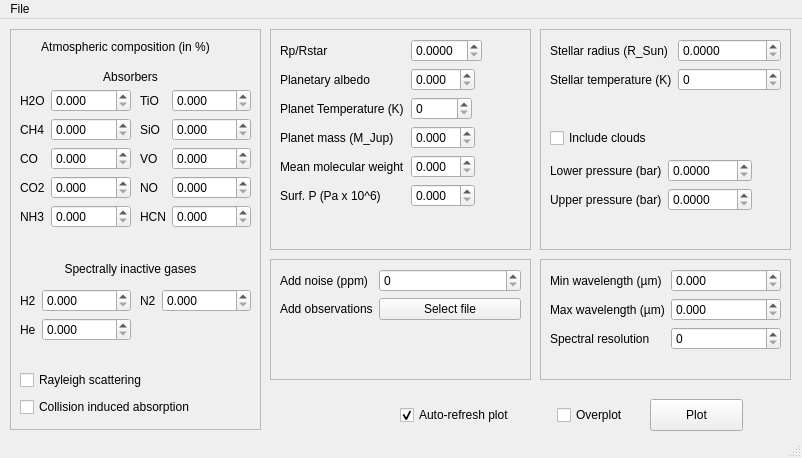
Before: the Qt Designer form gui.ui in ucl-exoplanets/TauREx_public, drawn with Qt 5.
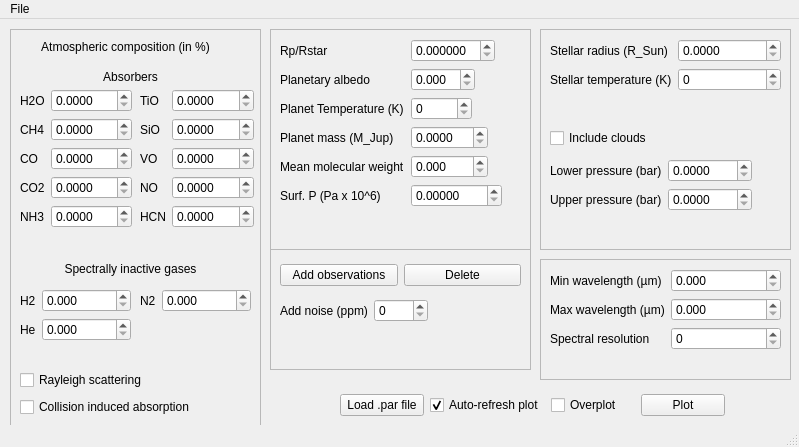
After: the same form once the commit is applied.

The edit to the form file:
```diff
--- a/gui.ui
+++ b/gui.ui
@@ -6,8 +6,8 @@
    <rect>
     <x>0</x>
     <y>0</y>
-    <width>802</width>
-    <height>458</height>
+    <width>799</width>
+    <height>447</height>
    </rect>
   </property>
   <property name="sizePolicy">
@@ -88,7 +88,7 @@
       <rect>
        <x>10</x>
        <y>60</y>
-       <width>111</width>
+       <width>112</width>
        <height>162</height>
       </rect>
      </property>
@@ -124,28 +124,28 @@
       <item row="0" column="1">
        <widget class="QDoubleSpinBox" name="doubleSpinBox_H2O">
         <property name="decimals">
-         <number>3</number>
+         <number>4</number>
         </property>
        </widget>
       </item>
       <item row="1" column="1">
        <widget class="QDoubleSpinBox" name="doubleSpinBox_CH4">
         <property name="decimals">
-         <number>3</number>
+         <number>4</number>
         </property>
        </widget>
       </item>
       <item row="2" column="1">
        <widget class="QDoubleSpinBox" name="doubleSpinBox_CO">
         <property name="decimals">
-         <number>3</number>
+         <number>4</number>
         </property>
        </widget>
       </item>
       <item row="3" column="1">
        <widget class="QDoubleSpinBox" name="doubleSpinBox_CO2">
         <property name="decimals">
-         <number>3</number>
+         <number>4</number>
         </property>
        </widget>
       </item>
@@ -159,7 +159,7 @@
       <item row="4" column="1">
        <widget class="QDoubleSpinBox" name="doubleSpinBox_NH3">
         <property name="decimals">
-         <number>3</number>
+         <number>4</number>
         </property>
        </widget>
       </item>
@@ -170,7 +170,7 @@
       <rect>
        <x>130</x>
        <y>60</y>
-       <width>111</width>
+       <width>114</width>
        <height>162</height>
       </rect>
      </property>
@@ -206,35 +206,35 @@
       <item row="1" column="1">
        <widget class="QDoubleSpinBox" name="doubleSpinBox_SiO">
         <property name="decimals">
-         <number>3</number>
+         <number>4</number>
         </property>
        </widget>
       </item>
       <item row="2" column="1">
        <widget class="QDoubleSpinBox" name="doubleSpinBox_VO">
         <property name="decimals">
-         <number>3</number>
+         <number>4</number>
         </property>
        </widget>
       </item>
       <item row="3" column="1">
        <widget class="QDoubleSpinBox" name="doubleSpinBox_NO">
         <property name="decimals">
-         <number>3</number>
+         <number>4</number>
         </property>
        </widget>
       </item>
       <item row="4" column="1">
        <widget class="QDoubleSpinBox" name="doubleSpinBox_HCN">
         <property name="decimals">
-         <number>3</number>
+         <number>4</number>
         </property>
        </widget>
       </item>
       <item row="0" column="1">
        <widget class="QDoubleSpinBox" name="doubleSpinBox_TiO">
         <property name="decimals">
-         <number>3</number>
+         <number>4</number>
         </property>
        </widget>
       </item>
@@ -360,7 +360,7 @@
       <rect>
        <x>10</x>
        <y>10</y>
-       <width>237</width>
+       <width>240</width>
        <height>201</height>
       </rect>
      </property>
@@ -378,7 +378,7 @@
       <item row="0" column="1">
        <widget class="QDoubleSpinBox" name="doubleSpinBox_Rp_Rstar">
         <property name="decimals">
-         <number>4</number>
+         <number>6</number>
         </property>
         <property name="singleStep">
          <double>0.001000000000000</double>
@@ -432,6 +432,9 @@
         <property name="decimals">
          <number>3</number>
         </property>
+        <property name="maximum">
+         <double>1000.000000000000000</double>
+        </property>
        </widget>
       </item>
       <item row="5" column="0">
@@ -444,7 +447,10 @@
       <item row="5" column="1">
        <widget class="QDoubleSpinBox" name="doubleSpinBox_planet_surf_pressure">
         <property name="decimals">
-         <number>3</number>
+         <number>5</number>
+        </property>
+        <property name="maximum">
+         <double>1000.000000000000000</double>
         </property>
         <property name="singleStep">
          <double>0.001000000000000</double>
@@ -454,7 +460,10 @@
       <item row="3" column="1">
        <widget class="QDoubleSpinBox" name="doubleSpinBox_planet_mass">
         <property name="decimals">
-         <number>3</number>
+         <number>4</number>
+        </property>
+        <property name="maximum">
+         <double>100.000000000000000</double>
         </property>
        </widget>
       </item>
@@ -583,7 +592,7 @@
     <property name="geometry">
      <rect>
       <x>270</x>
-      <y>240</y>
+      <y>230</y>
       <width>261</width>
       <height>121</height>
      </rect>
@@ -600,10 +609,39 @@
        <x>10</x>
        <y>10</y>
        <width>241</width>
-       <height>80</height>
+       <height>32</height>
       </rect>
      </property>
-     <layout class="QFormLayout" name="formLayout_8">
+     <layout class="QHBoxLayout" name="horizontalLayout_3">
+      <item>
+       <widget class="QPushButton" name="pushButton_add_observations">
+        <property name="text">
+         <string>Add observations</string>
+        </property>
+       </widget>
+      </item>
+      <item>
+       <widget class="QPushButton" name="pushButton_delete_observations">
+        <property name="text">
+         <string>Delete</string>
+        </property>
+       </widget>
+      </item>
+     </layout>
+    </widget>
+    <widget class="QWidget" name="formLayoutWidget_6">
+     <property name="geometry">
+      <rect>
+       <x>10</x>
+       <y>50</y>
+       <width>241</width>
+       <height>31</height>
+      </rect>
+     </property>
+     <layout class="QFormLayout" name="formLayout_6">
+      <property name="fieldGrowthPolicy">
+       <enum>QFormLayout::FieldsStayAtSizeHint</enum>
+      </property>
       <item row="0" column="0">
        <widget class="QLabel" name="label_21">
         <property name="text">
@@ -611,20 +649,6 @@
         </property>
        </widget>
       </item>
-      <item row="1" column="0">
-       <widget class="QLabel" name="label_31">
-        <property name="text">
-         <string>Add observations</string>
-        </property>
-       </widget>
-      </item>
-      <item row="1" column="1">
-       <widget class="QPushButton" name="pushButton_add_observations">
-        <property name="text">
-         <string>Select file</string>
-        </property>
-       </widget>
-      </item>
       <item row="0" column="1">
        <widget class="QSpinBox" name="spinBox_add_noise">
         <property name="maximum">
@@ -708,13 +732,20 @@
    <widget class="QWidget" name="horizontalLayoutWidget">
     <property name="geometry">
      <rect>
-      <x>400</x>
-      <y>380</y>
-      <width>307</width>
+      <x>340</x>
+      <y>370</y>
+      <width>385</width>
       <height>32</height>
      </rect>
     </property>
     <layout class="QHBoxLayout" name="horizontalLayout">
+     <item>
+      <widget class="QPushButton" name="pushButton_load_par_file">
+       <property name="text">
+        <string>Load .par file</string>
+       </property>
+      </widget>
+     </item>
      <item>
       <widget class="QCheckBox" name="checkBox_plot_autorefresh">
        <property name="text">
@@ -732,37 +763,22 @@
        </property>
       </widget>
      </item>
+     <item>
+      <widget class="QPushButton" name="pushButton_plot">
+       <property name="text">
+        <string>Plot</string>
+       </property>
+      </widget>
+     </item>
     </layout>
    </widget>
-   <widget class="QPushButton" name="pushButton_plot">
-    <property name="geometry">
-     <rect>
-      <x>650</x>
-      <y>380</y>
-      <width>93</width>
-      <height>32</height>
-     </rect>
-    </property>
-    <property name="text">
-     <string>Plot</string>
-    </property>
-   </widget>
-   <zorder>frame</zorder>
-   <zorder>frame_2</zorder>
-   <zorder>lineEdit_planet_radius</zorder>
-   <zorder>frame_3</zorder>
-   <zorder>frame_4</zorder>
-   <zorder>frame_5</zorder>
-   <zorder>horizontalLayoutWidget</zorder>
-   <zorder>pushButton_overplot</zorder>
-   <zorder>pushButton_plot</zorder>
   </widget>
   <widget class="QMenuBar" name="menubar">
    <property name="geometry">
     <rect>
      <x>0</x>
      <y>0</y>
-     <width>802</width>
+     <width>799</width>
      <height>22</height>
     </rect>
    </property>
```
Left out of the diff: 5 changed lines with no effect on the pictures.
